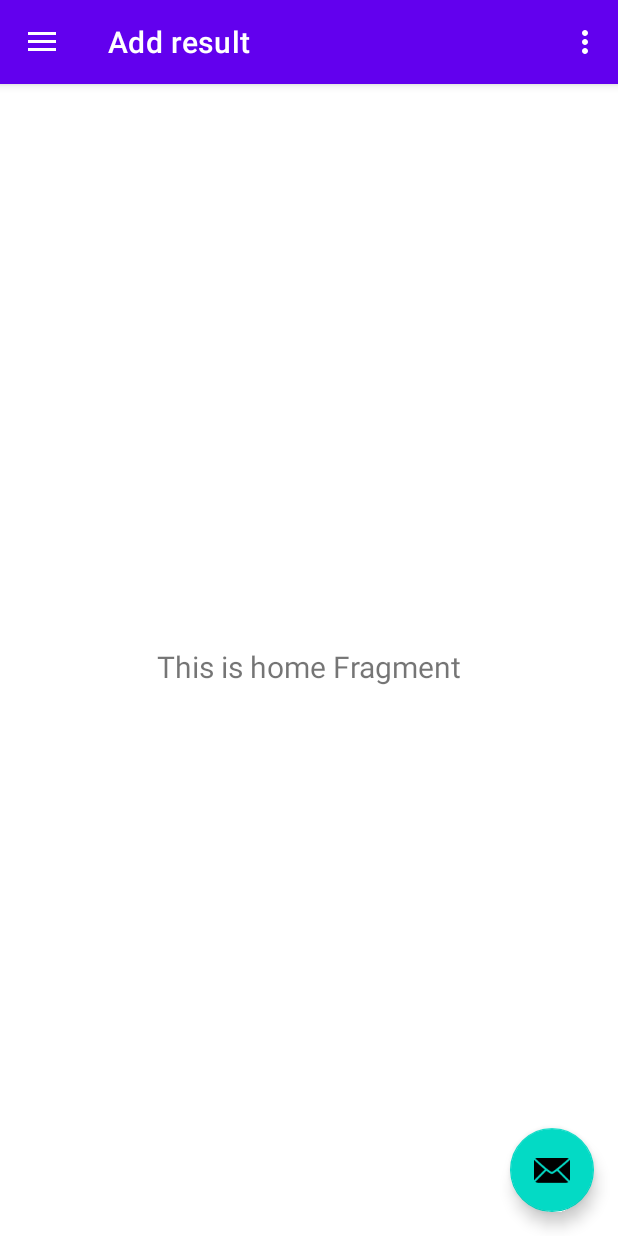
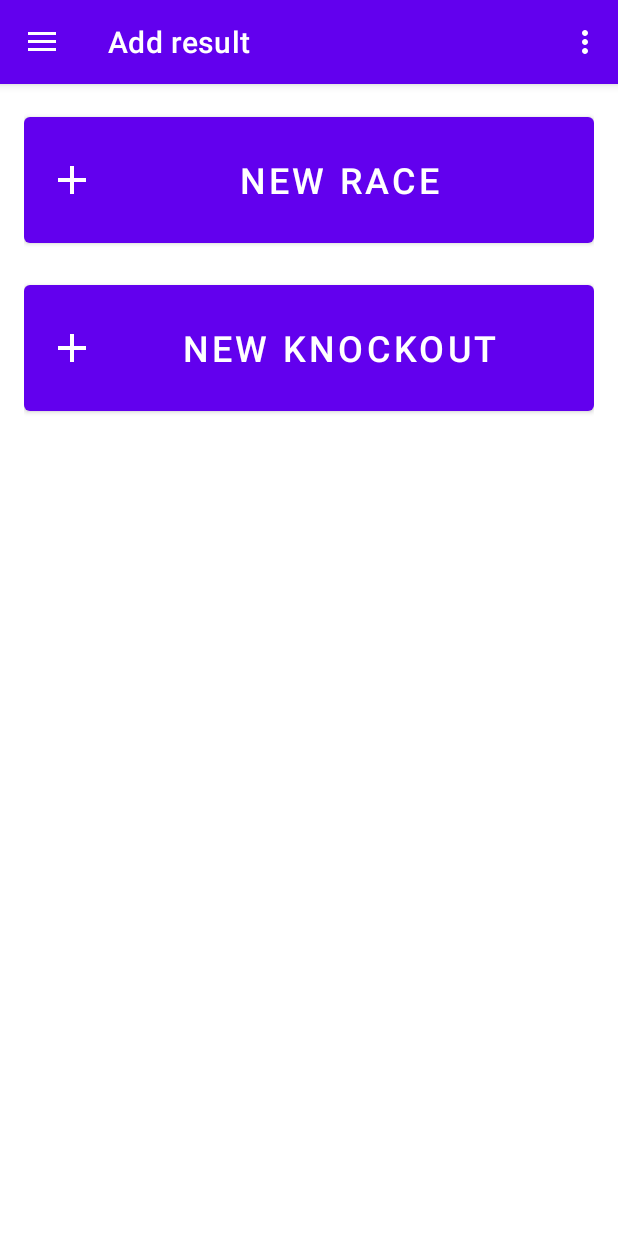
Before and after one commit to HeikoPanter/MarioKartWorldOnlineTracker, an Android app: the screen it shows after launch (MainActivity), on a phone screen of 412 x 824 dp. Run offline under Robolectric (Android 15) with nearby library versions, the phone set to English and light mode, and no system bars; our stand-ins replace navigation-ui.

Commit message:
- Added buttons for adding a race and a knockout result

```diff
--- a/app/build.gradle.kts
+++ b/app/build.gradle.kts
@@ -39,7 +39,6 @@ android {
 }
 
 dependencies {
-
     implementation(libs.androidx.core.ktx)
     implementation(libs.androidx.appcompat)
     implementation(libs.material)
--- a/app/src/main/java/com/rain/mariokartworldonlinetracker/MainActivity.kt
+++ b/app/src/main/java/com/rain/mariokartworldonlinetracker/MainActivity.kt
@@ -26,11 +26,11 @@ class MainActivity : AppCompatActivity() {
 
         setSupportActionBar(binding.appBarMain.toolbar)
 
-        binding.appBarMain.fab.setOnClickListener { view ->
-            Snackbar.make(view, "Replace with your own action", Snackbar.LENGTH_LONG)
-                .setAction("Action", null)
-                .setAnchorView(R.id.fab).show()
-        }
+//        binding.appBarMain.fab.setOnClickListener { view ->
+//            Snackbar.make(view, "Replace with your own action", Snackbar.LENGTH_LONG)
+//                .setAction("Action", null)
+//                .setAnchorView(R.id.fab).show()
+//        }
         val drawerLayout: DrawerLayout = binding.drawerLayout
         val navView: NavigationView = binding.navView
         val navController = findNavController(R.id.nav_host_fragment_content_main)
--- a/app/src/main/java/com/rain/mariokartworldonlinetracker/ui/home/HomeFragment.kt
+++ b/app/src/main/java/com/rain/mariokartworldonlinetracker/ui/home/HomeFragment.kt
@@ -4,9 +4,11 @@ import android.os.Bundle
 import android.view.LayoutInflater
 import android.view.View
 import android.view.ViewGroup
-import android.widget.TextView
+import android.widget.TextView // Wird möglicherweise nicht mehr benötigt, wenn Sie nur die Buttons verwenden
 import androidx.fragment.app.Fragment
 import androidx.lifecycle.ViewModelProvider
+// Import für MaterialButton, falls noch nicht vorhanden
+// import com.google.android.material.button.MaterialButton
 import com.rain.mariokartworldonlinetracker.databinding.FragmentHomeBinding
 
 class HomeFragment : Fragment() {
@@ -28,15 +30,34 @@ class HomeFragment : Fragment() {
         _binding = FragmentHomeBinding.inflate(inflater, container, false)
         val root: View = binding.root
 
-        val textView: TextView = binding.textHome
-        homeViewModel.text.observe(viewLifecycleOwner) {
-            textView.text = it
+        // Der Code für das TextView kann bleiben, wenn Sie es noch verwenden
+        // val textView: TextView = binding.textHome
+        // homeViewModel.text.observe(viewLifecycleOwner) {
+        //     textView.text = it
+        // }
+
+        return root
+    }
+
+    override fun onViewCreated(view: View, savedInstanceState: Bundle?) {
+        super.onViewCreated(view, savedInstanceState)
+
+        // Direkter Zugriff auf die Buttons über das binding-Objekt
+        // Die IDs (button_new_race, button_new_knockout) werden automatisch
+        // in CamelCase-Properties im binding-Objekt umgewandelt.
+        binding.buttonNewRace.setOnClickListener {
+            // Aktion für "New race" Button
+            // z.B. Log.d("HomeFragment", "New Race Button clicked")
         }
-        return root
+
+        binding.buttonNewKnockout.setOnClickListener {
+            // Aktion für "New knockout" Button
+            // z.B. Log.d("HomeFragment", "New Knockout Button clicked")
+        }
     }
 
     override fun onDestroyView() {
         super.onDestroyView()
-        _binding = null
+        _binding = null // Wichtig, um Memory Leaks zu vermeiden
     }
 }
--- /dev/null
+++ b/app/src/main/res/drawable/ic_add.xml
@@ -0,0 +1,9 @@
+<vector xmlns:android="http://schemas.android.com/apk/res/android"
+    android:width="24dp"
+    android:height="24dp"
+    android:viewportWidth="960"
+    android:viewportHeight="960">
+  <path
+      android:pathData="M440,520L200,520v-80h240v-240h80v240h240v80L520,520v240h-80v-240Z"
+      android:fillColor="@color/mk_black"/>
+</vector>
--- a/app/src/main/res/layout/app_bar_main.xml
+++ b/app/src/main/res/layout/app_bar_main.xml
@@ -22,13 +22,4 @@
 
     <include layout="@layout/content_main" />
 
-    <com.google.android.material.floatingactionbutton.FloatingActionButton
-        android:id="@+id/fab"
-        android:layout_width="wrap_content"
-        android:layout_height="wrap_content"
-        android:layout_gravity="bottom|end"
-        android:layout_marginEnd="@dimen/fab_margin"
-        android:layout_marginBottom="16dp"
-        app:srcCompat="@android:drawable/ic_dialog_email" />
-
 </androidx.coordinatorlayout.widget.CoordinatorLayout>
--- a/app/src/main/res/layout/fragment_home.xml
+++ b/app/src/main/res/layout/fragment_home.xml
@@ -1,22 +1,40 @@
 <?xml version="1.0" encoding="utf-8"?>
-<androidx.constraintlayout.widget.ConstraintLayout xmlns:android="http://schemas.android.com/apk/res/android"
+<LinearLayout xmlns:android="http://schemas.android.com/apk/res/android"
     xmlns:app="http://schemas.android.com/apk/res-auto"
     xmlns:tools="http://schemas.android.com/tools"
     android:layout_width="match_parent"
     android:layout_height="match_parent"
+    android:orientation="vertical"
+    android:paddingStart="16dp"
+    android:paddingEnd="16dp"
+    android:paddingTop="16dp"
+    android:paddingBottom="16dp"
+    android:gravity="center_horizontal"
     tools:context=".ui.home.HomeFragment">
 
-    <TextView
-        android:id="@+id/text_home"
+    <com.google.android.material.button.MaterialButton
+        android:id="@+id/button_new_race"
         android:layout_width="match_parent"
-        android:layout_height="wrap_content"
-        android:layout_marginStart="8dp"
-        android:layout_marginTop="8dp"
-        android:layout_marginEnd="8dp"
-        android:textAlignment="center"
-        android:textSize="20sp"
-        app:layout_constraintBottom_toBottomOf="parent"
-        app:layout_constraintEnd_toEndOf="parent"
-        app:layout_constraintStart_toStartOf="parent"
-        app:layout_constraintTop_toTopOf="parent" />
-</androidx.constraintlayout.widget.ConstraintLayout>
+        android:layout_height="96dp"
+        app:icon="@drawable/ic_add"
+        app:iconSize="32dp"
+        app:iconGravity="start"
+        android:text="@string/new_race"
+        android:textColor="@color/button_text_color"
+        android:textSize="24sp"
+        app:backgroundTint="@color/button_background_color"
+        android:layout_marginBottom="16dp"/>
+
+    <com.google.android.material.button.MaterialButton
+        android:id="@+id/button_new_knockout"
+        android:layout_width="match_parent"
+        android:layout_height="96dp"
+        app:icon="@drawable/ic_add"
+        app:iconSize="32dp"
+        app:iconGravity="start"
+        android:text="@string/new_knockout"
+        android:textColor="@color/button_text_color"
+        android:textSize="24sp"
+        app:backgroundTint="@color/button_background_color"/>
+
+</LinearLayout>
--- a/app/src/main/res/layout/nav_header_main.xml
+++ b/app/src/main/res/layout/nav_header_main.xml
@@ -12,24 +12,24 @@
     android:paddingBottom="@dimen/activity_vertical_margin"
     android:theme="@style/ThemeOverlay.AppCompat.Dark">
 
-    <ImageView
-        android:id="@+id/imageView"
-        android:layout_width="wrap_content"
-        android:layout_height="wrap_content"
-        android:contentDescription="@string/nav_header_desc"
-        android:paddingTop="@dimen/nav_header_vertical_spacing"
-        app:srcCompat="@mipmap/ic_launcher_round" />
+<!--    <ImageView-->
+<!--        android:id="@+id/imageView"-->
+<!--        android:layout_width="wrap_content"-->
+<!--        android:layout_height="wrap_content"-->
+<!--        android:contentDescription="@string/nav_header_desc"-->
+<!--        android:paddingTop="@dimen/nav_header_vertical_spacing"-->
+<!--        app:srcCompat="@mipmap/ic_launcher_round" />-->
 
-    <TextView
-        android:layout_width="match_parent"
-        android:layout_height="wrap_content"
-        android:paddingTop="@dimen/nav_header_vertical_spacing"
-        android:text="@string/nav_header_title"
-        android:textAppearance="@style/TextAppearance.AppCompat.Body1" />
+<!--    <TextView-->
+<!--        android:layout_width="match_parent"-->
+<!--        android:layout_height="wrap_content"-->
+<!--        android:paddingTop="@dimen/nav_header_vertical_spacing"-->
+<!--        android:text="@string/nav_header_title"-->
+<!--        android:textAppearance="@style/TextAppearance.AppCompat.Body1" />-->
 
-    <TextView
-        android:id="@+id/textView"
-        android:layout_width="wrap_content"
-        android:layout_height="wrap_content"
-        android:text="@string/nav_header_subtitle" />
+<!--    <TextView-->
+<!--        android:id="@+id/textView"-->
+<!--        android:layout_width="wrap_content"-->
+<!--        android:layout_height="wrap_content"-->
+<!--        android:text="@string/nav_header_subtitle" />-->
 </LinearLayout>
--- a/app/src/main/res/values/colors.xml
+++ b/app/src/main/res/values/colors.xml
@@ -8,4 +8,8 @@
     <color name="black">#FF000000</color>
     <color name="white">#FFFFFFFF</color>
     <color name="mk_black">#FF1F1F1F</color>
+
+    <!-- Ihre benutzerdefinierten Farben für die Buttons -->
+    <color name="button_background_color">#FF6200EE</color> <!-- Beispiel: Lila (Material Design Primary) -->
+    <color name="button_text_color">#FFFFFFFF</color>
 </resources>
--- a/app/src/main/res/values/strings.xml
+++ b/app/src/main/res/values/strings.xml
@@ -9,4 +9,6 @@
 
     <string name="menu_home">Add result</string>
     <string name="menu_statistics">Stats</string>
+    <string name="new_race">New race</string>
+    <string name="new_knockout">New knockout</string>
 </resources>
```
